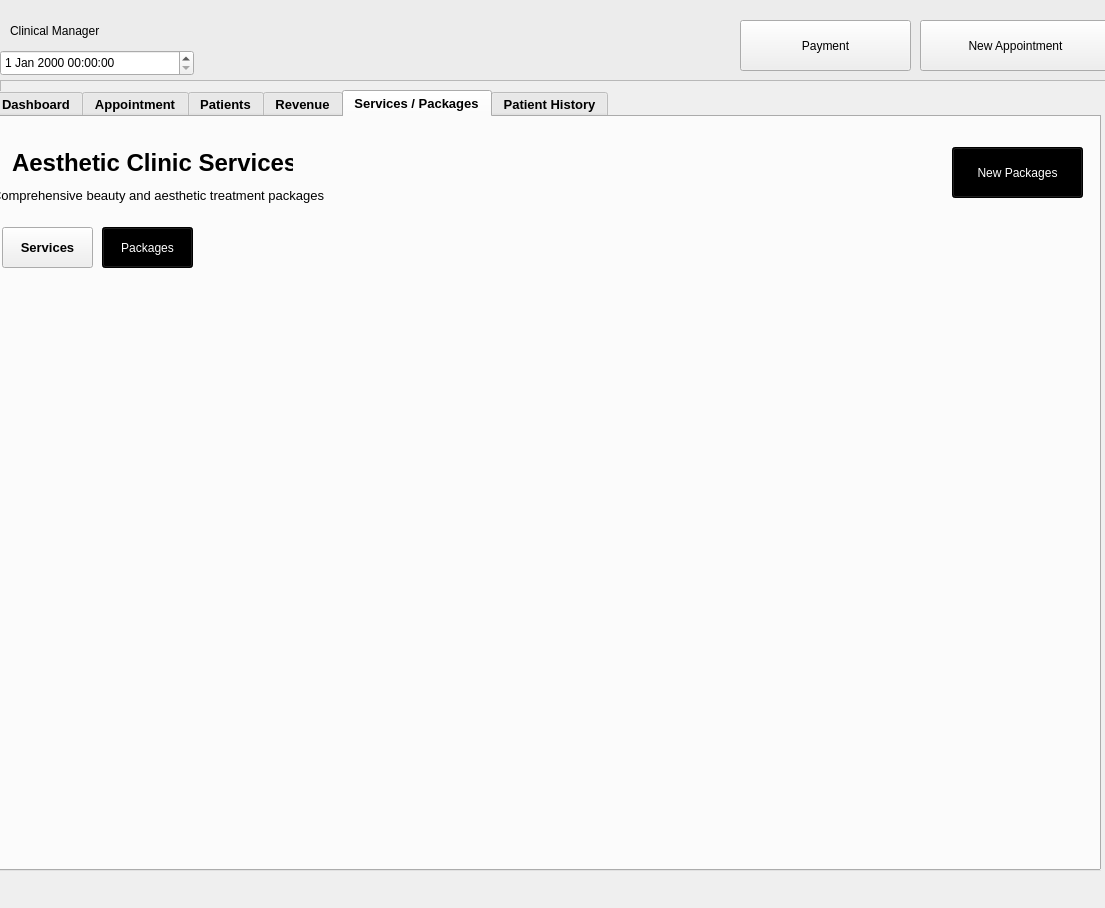
Above: elixir.ui from Philippe-Gorre/Elixir_Proj before the change. Below: the same form after it.
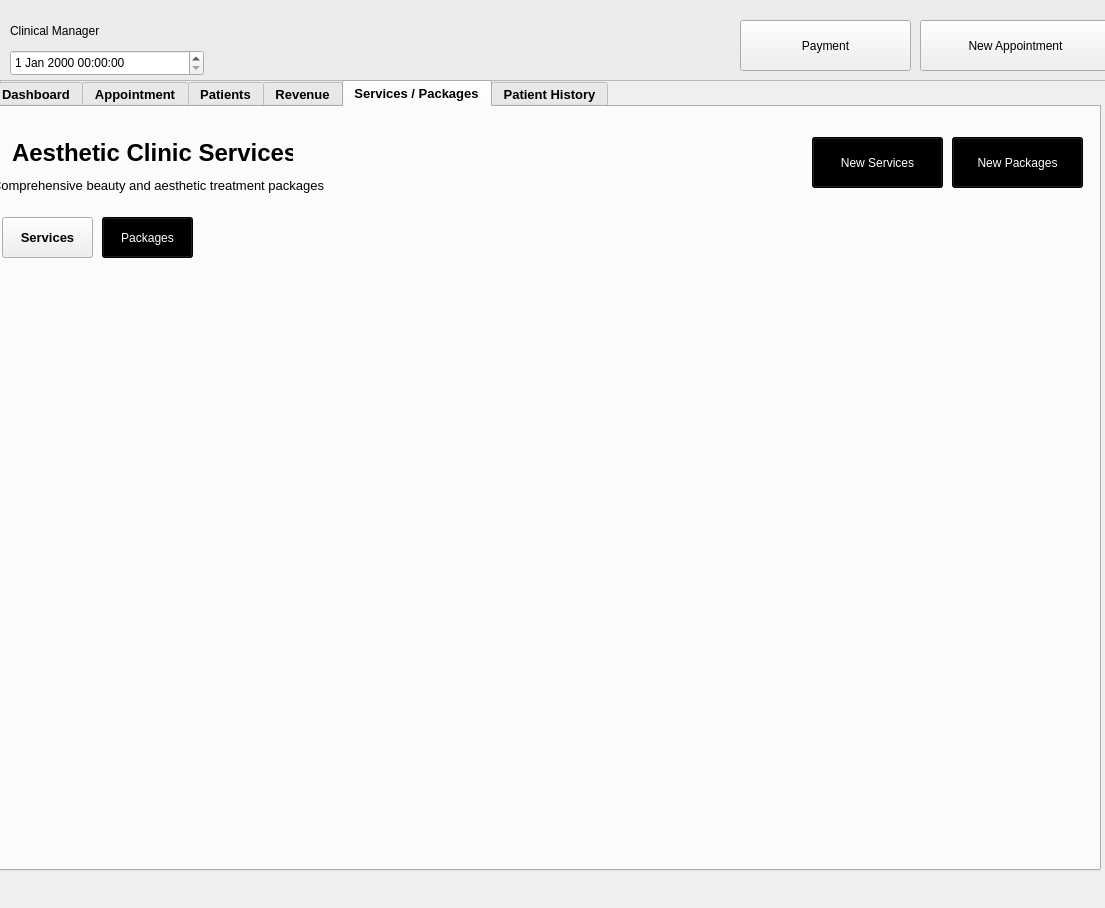
That is the form after the change. The open tabs and pages were chosen to show the change.

```diff
--- a/elixir.ui
+++ b/elixir.ui
@@ -44,7 +44,7 @@
     <widget class="QDateTimeEdit" name="dateTimeEdit">
      <property name="geometry">
       <rect>
-       <x>10</x>
+       <x>20</x>
        <y>60</y>
        <width>194</width>
        <height>26</height>
@@ -123,9 +123,9 @@
     <property name="geometry">
      <rect>
       <x>-10</x>
-      <y>90</y>
+      <y>80</y>
       <width>1111</width>
-      <height>781</height>
+      <height>791</height>
      </rect>
     </property>
     <property name="font">
@@ -830,6 +830,22 @@
        <string>New Packages</string>
       </property>
      </widget>
+     <widget class="QPushButton" name="new_services">
+      <property name="geometry">
+       <rect>
+        <x>820</x>
+        <y>30</y>
+        <width>131</width>
+        <height>51</height>
+       </rect>
+      </property>
+      <property name="styleSheet">
+       <string notr="true">background-color: black; color: white;</string>
+      </property>
+      <property name="text">
+       <string>New Services</string>
+      </property>
+     </widget>
     </widget>
     <widget class="QWidget" name="tab_6">
      <attribute name="title">
```
Left out of the diff: 30 changed lines with no effect on the pictures.
